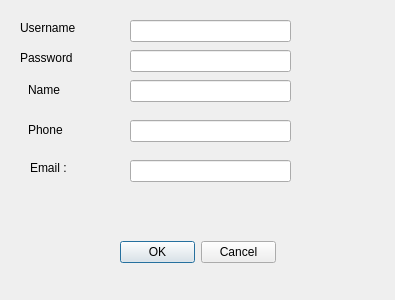
Above: changeaccountinformation.ui from m-rajaee/PlantsVsZombies before the change. Below: the same form after it.
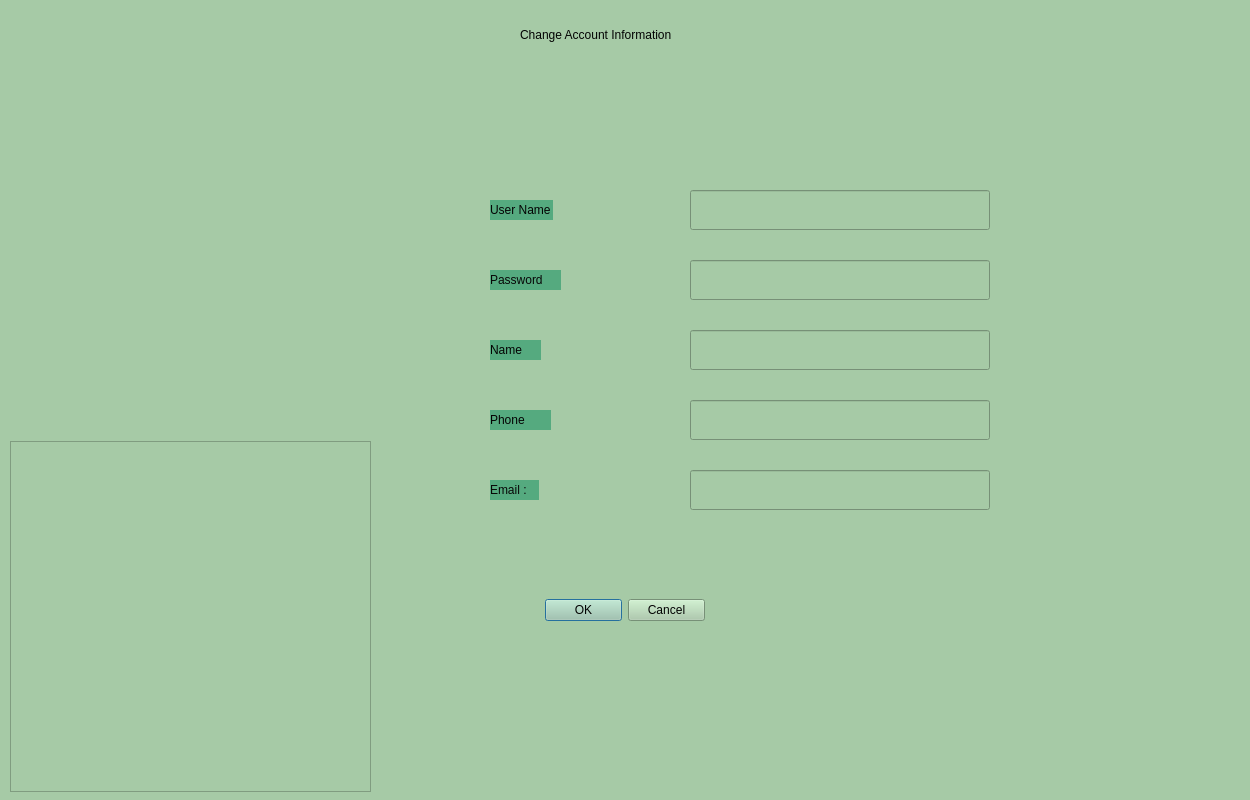
That is the form after the change. Icons and pictures are not drawn.

Diff of the .ui file:
```diff
--- a/changeaccountinformation.ui
+++ b/changeaccountinformation.ui
@@ -6,22 +6,28 @@
    <rect>
     <x>0</x>
     <y>0</y>
-    <width>395</width>
-    <height>300</height>
+    <width>1250</width>
+    <height>800</height>
    </rect>
   </property>
   <property name="windowTitle">
    <string>Dialog</string>
   </property>
+  <property name="styleSheet">
+   <string notr="true">background-color: rgb(166, 202, 166);</string>
+  </property>
   <widget class="QDialogButtonBox" name="buttonBox">
    <property name="geometry">
     <rect>
-     <x>120</x>
-     <y>240</y>
-     <width>156</width>
-     <height>24</height>
+     <x>545</x>
+     <y>590</y>
+     <width>160</width>
+     <height>40</height>
     </rect>
    </property>
+   <property name="styleSheet">
+    <string notr="true">color: rgb(3, 3, 3);</string>
+   </property>
    <property name="standardButtons">
     <set>QDialogButtonBox::Cancel|QDialogButtonBox::Ok</set>
    </property>
@@ -29,75 +35,66 @@
   <widget class="QLineEdit" name="username">
    <property name="geometry">
     <rect>
-     <x>130</x>
-     <y>20</y>
-     <width>161</width>
-     <height>22</height>
+     <x>690</x>
+     <y>190</y>
+     <width>300</width>
+     <height>40</height>
     </rect>
    </property>
   </widget>
   <widget class="QLineEdit" name="pass">
    <property name="geometry">
     <rect>
-     <x>130</x>
-     <y>50</y>
-     <width>161</width>
-     <height>22</height>
+     <x>690</x>
+     <y>260</y>
+     <width>300</width>
+     <height>40</height>
     </rect>
    </property>
   </widget>
   <widget class="QLineEdit" name="name">
    <property name="geometry">
     <rect>
-     <x>130</x>
-     <y>80</y>
-     <width>161</width>
-     <height>22</height>
+     <x>690</x>
+     <y>330</y>
+     <width>300</width>
+     <height>40</height>
     </rect>
    </property>
   </widget>
   <widget class="QLineEdit" name="phone">
    <property name="geometry">
     <rect>
-     <x>130</x>
-     <y>120</y>
-     <width>161</width>
-     <height>22</height>
+     <x>690</x>
+     <y>400</y>
+     <width>300</width>
+     <height>40</height>
     </rect>
    </property>
   </widget>
   <widget class="QLineEdit" name="email">
    <property name="geometry">
     <rect>
-     <x>130</x>
-     <y>160</y>
-     <width>161</width>
-     <height>22</height>
+     <x>690</x>
+     <y>470</y>
+     <width>300</width>
+     <height>40</height>
     </rect>
    </property>
   </widget>
-  <widget class="QLabel" name="label">
-   <property name="geometry">
-    <rect>
-     <x>20</x>
-     <y>20</y>
-     <width>61</width>
-     <height>16</height>
-    </rect>
-   </property>
-   <property name="text">
-    <string>Username</string>
-   </property>
-  </widget>
   <widget class="QLabel" name="label_2">
    <property name="geometry">
     <rect>
-     <x>20</x>
-     <y>50</y>
+     <x>490</x>
+     <y>270</y>
      <width>71</width>
-     <height>16</height>
+     <height>20</height>
     </rect>
    </property>
+   <property name="styleSheet">
+    <string notr="true">color: rgb(7, 7, 7);
+background-color: rgb(85, 170, 127);</string>
+   </property>
    <property name="text">
     <string>Password</string>
    </property>
@@ -105,12 +102,16 @@
   <widget class="QLabel" name="label_3">
    <property name="geometry">
     <rect>
-     <x>28</x>
-     <y>80</y>
+     <x>490</x>
+     <y>340</y>
      <width>51</width>
      <height>20</height>
     </rect>
    </property>
+   <property name="styleSheet">
+    <string notr="true">color: rgb(3, 3, 3);
+background-color: rgb(85, 170, 127);</string>
+   </property>
    <property name="text">
     <string>Name</string>
    </property>
@@ -118,12 +119,16 @@
   <widget class="QLabel" name="label_4">
    <property name="geometry">
     <rect>
-     <x>28</x>
-     <y>120</y>
+     <x>490</x>
+     <y>410</y>
      <width>61</width>
      <height>20</height>
     </rect>
    </property>
+   <property name="styleSheet">
+    <string notr="true">color: rgb(3, 3, 3);
+background-color: rgb(85, 170, 127);</string>
+   </property>
    <property name="text">
     <string>Phone</string>
    </property>
@@ -131,16 +136,71 @@
   <widget class="QLabel" name="label_5">
    <property name="geometry">
     <rect>
-     <x>30</x>
-     <y>160</y>
+     <x>490</x>
+     <y>480</y>
      <width>49</width>
-     <height>16</height>
+     <height>20</height>
     </rect>
    </property>
+   <property name="styleSheet">
+    <string notr="true">color: rgb(7, 7, 7);
+background-color: rgb(85, 170, 127);</string>
+   </property>
    <property name="text">
     <string>Email : </string>
    </property>
   </widget>
+  <widget class="QLabel" name="label">
+   <property name="geometry">
+    <rect>
+     <x>490</x>
+     <y>200</y>
+     <width>63</width>
+     <height>20</height>
+    </rect>
+   </property>
+   <property name="styleSheet">
+    <string notr="true">color: rgb(3, 3, 3);
+background-color: rgb(85, 170, 127);</string>
+   </property>
+   <property name="text">
+    <string>User Name</string>
+   </property>
+  </widget>
+  <widget class="QLabel" name="label_6">
+   <property name="geometry">
+    <rect>
+     <x>520</x>
+     <y>0</y>
+     <width>210</width>
+     <height>70</height>
+    </rect>
+   </property>
+   <property name="font">
+    <font>
+     <fontweight>Black</fontweight>
+    </font>
+   </property>
+   <property name="styleSheet">
+    <string notr="true">color: rgb(3, 3, 3);</string>
+   </property>
+   <property name="text">
+    <string>Change Account Information</string>
+   </property>
+  </widget>
+  <widget class="QGraphicsView" name="graphicsView">
+   <property name="geometry">
+    <rect>
+     <x>10</x>
+     <y>441</y>
+     <width>361</width>
+     <height>351</height>
+    </rect>
+   </property>
+   <property name="styleSheet">
+    <string notr="true">border-image: url(:/backgrounds/gifs/541f044044771e42a379c61b94f89419.gif);</string>
+   </property>
+  </widget>
  </widget>
  <resources/>
  <connections/>
```
